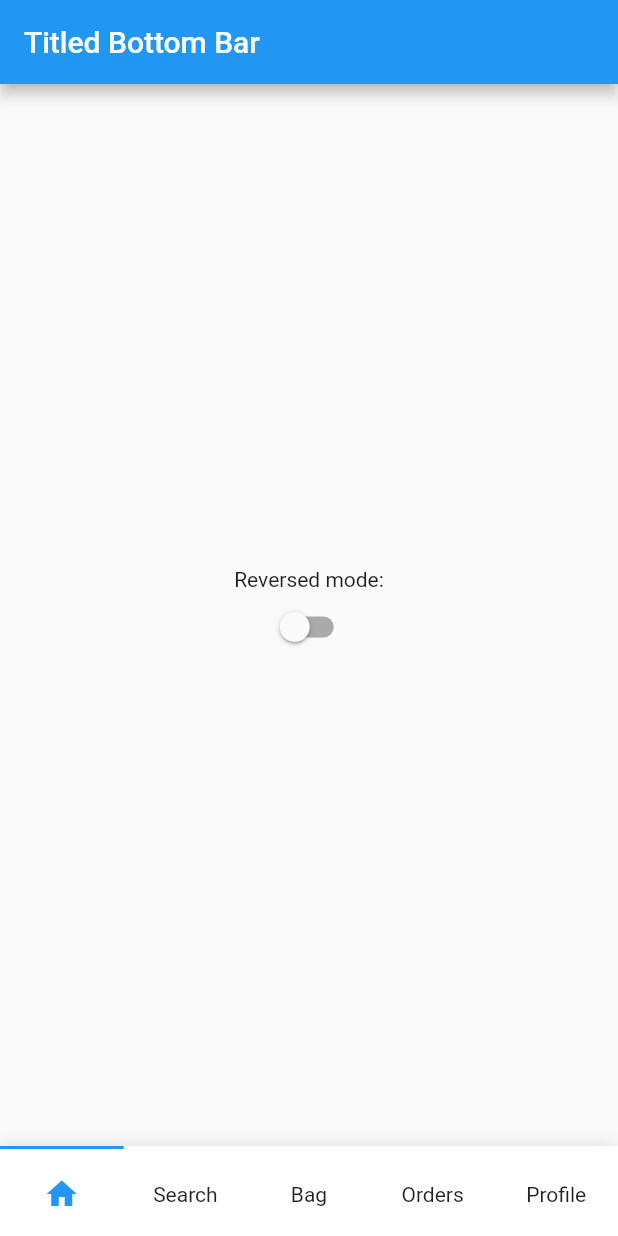
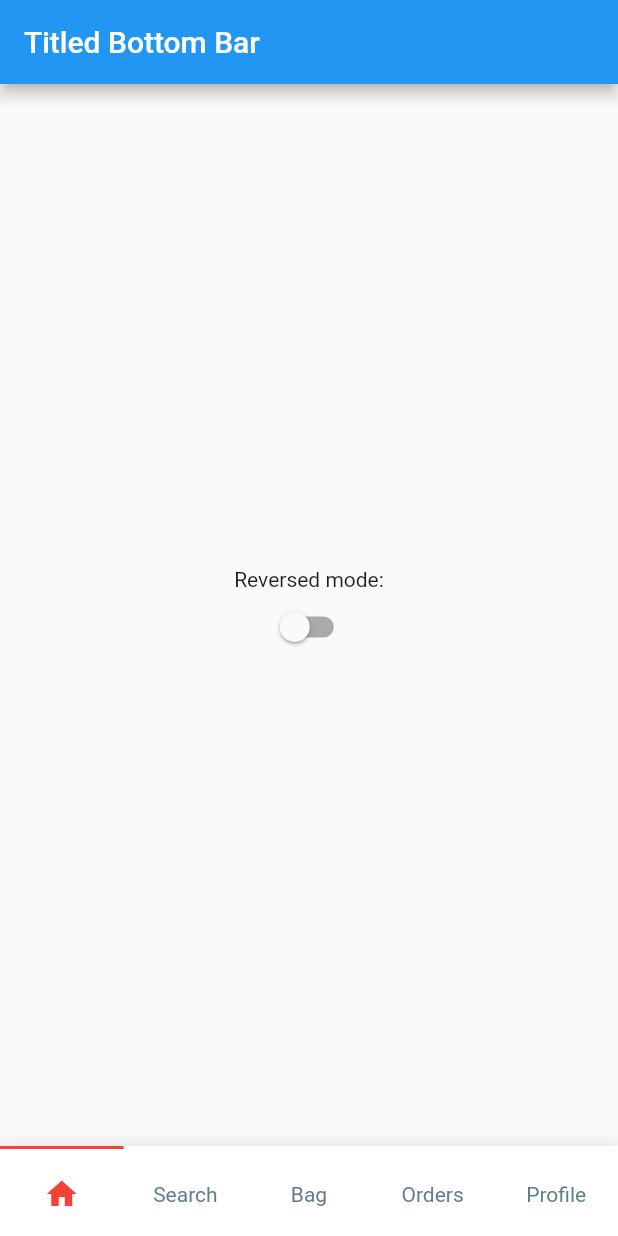
Before and after one commit to pedromassango/titled_navigation_bar, a Flutter app: the screen it shows after launch, on a phone screen of 412 x 824 dp. Run offline on Flutter 3.47's test engine with Material 2 defaults, Android fonts, the phone set to English and light mode, and no system bars.

Commit message:
sample project updated

```diff
--- a/example/lib/main.dart
+++ b/example/lib/main.dart
@@ -56,6 +56,8 @@ class _HomePageState extends State<HomePage> {
         },
         reverse: navBarMode,
         items: items,
+        activeColor: Colors.red,
+        inactiveColor: Colors.blueGrey,
       ),
     );
   }
```
